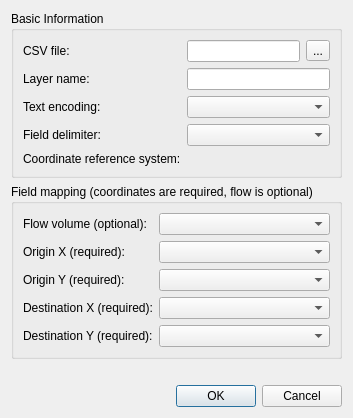
The window that src/gwmflowdatadialog.ui (GWmodel-Lab/GWmodelS) describes before a commit, drawn with Qt 5.
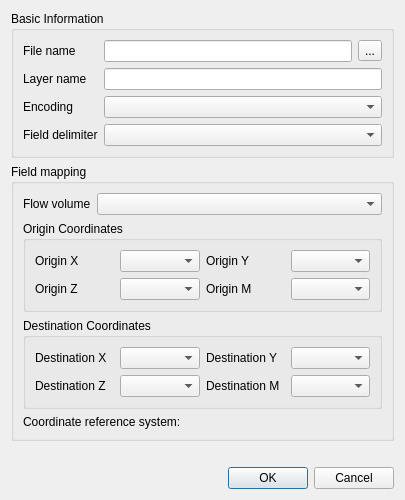
The same window after the commit. Custom widgets are drawn as their Qt base class.

Commit message: import flow data

What changed in the file:
```diff
--- a/src/gwmflowdatadialog.ui
+++ b/src/gwmflowdatadialog.ui
@@ -2,6 +2,14 @@
 <ui version="4.0">
  <class>GwmFlowDataDialog</class>
  <widget class="QDialog" name="GwmFlowDataDialog">
+  <property name="geometry">
+   <rect>
+    <x>0</x>
+    <y>0</y>
+    <width>405</width>
+    <height>472</height>
+   </rect>
+  </property>
   <property name="windowTitle">
    <string>Import Flow Data</string>
   </property>
@@ -12,10 +20,13 @@
       <string>Basic Information</string>
      </property>
      <layout class="QFormLayout" name="formLayoutBasic">
+      <property name="labelAlignment">
+       <set>Qt::AlignLeading|Qt::AlignLeft|Qt::AlignVCenter</set>
+      </property>
       <item row="0" column="0">
        <widget class="QLabel" name="labelFile">
         <property name="text">
-         <string>CSV file:</string>
+         <string>File name</string>
         </property>
        </widget>
       </item>
@@ -25,7 +36,31 @@
          <widget class="QLineEdit" name="filePathEdit"/>
         </item>
         <item>
-         <widget class="QToolButton" name="browseButton">
+         <widget class="QToolButton" name="fileNameOpenFileDialogBtn">
+          <property name="sizePolicy">
+           <sizepolicy hsizetype="Minimum" vsizetype="Fixed">
+            <horstretch>0</horstretch>
+            <verstretch>0</verstretch>
+           </sizepolicy>
+          </property>
+          <property name="minimumSize">
+           <size>
+            <width>0</width>
+            <height>0</height>
+           </size>
+          </property>
+          <property name="maximumSize">
+           <size>
+            <width>16777215</width>
+            <height>16777215</height>
+           </size>
+          </property>
+          <property name="baseSize">
+           <size>
+            <width>0</width>
+            <height>0</height>
+           </size>
+          </property>
           <property name="text">
            <string>...</string>
           </property>
@@ -36,7 +71,7 @@
       <item row="1" column="0">
        <widget class="QLabel" name="labelLayerName">
         <property name="text">
-         <string>Layer name:</string>
+         <string>Layer name</string>
         </property>
        </widget>
       </item>
@@ -46,92 +81,168 @@
       <item row="2" column="0">
        <widget class="QLabel" name="labelEncoding">
         <property name="text">
-         <string>Text encoding:</string>
+         <string>Encoding</string>
         </property>
        </widget>
       </item>
       <item row="2" column="1">
-       <widget class="QComboBox" name="encodingCombo"/>
+       <widget class="QComboBox" name="encodingCombo">
+        <property name="sizePolicy">
+         <sizepolicy hsizetype="Preferred" vsizetype="Fixed">
+          <horstretch>0</horstretch>
+          <verstretch>0</verstretch>
+         </sizepolicy>
+        </property>
+        <property name="maxVisibleItems">
+         <number>20</number>
+        </property>
+       </widget>
       </item>
       <item row="3" column="0">
        <widget class="QLabel" name="labelDelimiter">
         <property name="text">
-         <string>Field delimiter:</string>
+         <string>Field delimiter</string>
         </property>
        </widget>
       </item>
       <item row="3" column="1">
        <widget class="QComboBox" name="delimiterCombo"/>
       </item>
-      <item row="4" column="0">
-       <widget class="QLabel" name="labelCrs">
-        <property name="text">
-         <string>Coordinate reference system:</string>
-        </property>
-       </widget>
-      </item>
-      <item row="4" column="1">
-       <widget class="QgsProjectionSelectionWidget" name="crsSelector"/>
-      </item>
      </layout>
     </widget>
    </item>
    <item>
     <widget class="QGroupBox" name="mappingGroupBox">
      <property name="title">
-      <string>Field mapping (coordinates are required, flow is optional)</string>
+      <string>Field mapping</string>
      </property>
-     <layout class="QFormLayout" name="formLayoutMapping">
+     <layout class="QVBoxLayout" name="verticalLayoutMapping">
+      <item>
+       <layout class="QFormLayout" name="formLayoutFlow">
       <item row="0" column="0">
        <widget class="QLabel" name="labelFlowVolume">
         <property name="text">
-         <string>Flow volume (optional):</string>
+           <string>Flow volume</string>
         </property>
        </widget>
       </item>
       <item row="0" column="1">
        <widget class="QComboBox" name="flowVolumeCombo"/>
       </item>
-      <item row="1" column="0">
-       <widget class="QLabel" name="labelOriginX">
+       </layout>
+      </item>
+      <item>
+       <widget class="QGroupBox" name="originGroupBox">
+        <property name="title">
+         <string>Origin Coordinates</string>
+        </property>
+        <layout class="QGridLayout" name="gridLayoutOrigin">
+         <item row="1" column="2">
+          <widget class="QLabel" name="labelOriginM">
         <property name="text">
-         <string>Origin X (required):</string>
+            <string>Origin M</string>
         </property>
        </widget>
       </item>
-      <item row="1" column="1">
+         <item row="0" column="3">
+          <widget class="QComboBox" name="originYCombo"/>
+         </item>
+         <item row="0" column="1">
        <widget class="QComboBox" name="originXCombo"/>
       </item>
-      <item row="2" column="0">
+         <item row="1" column="0">
+          <widget class="QLabel" name="labelOriginZ">
+           <property name="text">
+            <string>Origin Z </string>
+           </property>
+          </widget>
+         </item>
+         <item row="0" column="0">
+          <widget class="QLabel" name="labelOriginX">
+           <property name="text">
+            <string>Origin X</string>
+           </property>
+          </widget>
+         </item>
+         <item row="1" column="1">
+          <widget class="QComboBox" name="originZCombo"/>
+         </item>
+         <item row="1" column="3">
+          <widget class="QComboBox" name="originMCombo"/>
+         </item>
+         <item row="0" column="2">
        <widget class="QLabel" name="labelOriginY">
         <property name="text">
-         <string>Origin Y (required):</string>
+            <string>Origin Y</string>
         </property>
        </widget>
       </item>
-      <item row="2" column="1">
-       <widget class="QComboBox" name="originYCombo"/>
+        </layout>
+       </widget>
       </item>
-      <item row="3" column="0">
+      <item>
+       <widget class="QGroupBox" name="destinationGroupBox">
+        <property name="title">
+         <string>Destination Coordinates</string>
+        </property>
+        <layout class="QGridLayout" name="gridLayoutDest">
+         <item row="0" column="0">
        <widget class="QLabel" name="labelDestX">
         <property name="text">
-         <string>Destination X (required):</string>
+            <string>Destination X</string>
         </property>
        </widget>
       </item>
-      <item row="3" column="1">
+         <item row="0" column="1">
        <widget class="QComboBox" name="destXCombo"/>
       </item>
-      <item row="4" column="0">
+         <item row="0" column="2">
        <widget class="QLabel" name="labelDestY">
         <property name="text">
-         <string>Destination Y (required):</string>
+            <string>Destination Y</string>
         </property>
        </widget>
       </item>
-      <item row="4" column="1">
+         <item row="0" column="3">
        <widget class="QComboBox" name="destYCombo"/>
       </item>
+         <item row="1" column="0">
+          <widget class="QLabel" name="labelDestZ">
+           <property name="text">
+            <string>Destination Z</string>
+           </property>
+          </widget>
+         </item>
+         <item row="1" column="1">
+          <widget class="QComboBox" name="destZCombo"/>
+         </item>
+         <item row="1" column="2">
+          <widget class="QLabel" name="labelDestM">
+           <property name="text">
+            <string>Destination M</string>
+           </property>
+          </widget>
+         </item>
+         <item row="1" column="3">
+          <widget class="QComboBox" name="destMCombo"/>
+         </item>
+        </layout>
+       </widget>
+      </item>
+      <item>
+       <layout class="QFormLayout" name="formLayoutCrs">
+        <item row="0" column="0">
+         <widget class="QLabel" name="labelCrs">
+          <property name="text">
+           <string>Coordinate reference system:</string>
+          </property>
+         </widget>
+        </item>
+        <item row="0" column="1">
+         <widget class="QgsProjectionSelectionWidget" name="crsSelector" native="true"/>
+        </item>
+       </layout>
+      </item>
      </layout>
     </widget>
    </item>
```
Left out of the diff: 10 changed lines with no effect on the pictures. Lines whose indentation alone changed are shown as unchanged. The commit also changes 3 other files.
